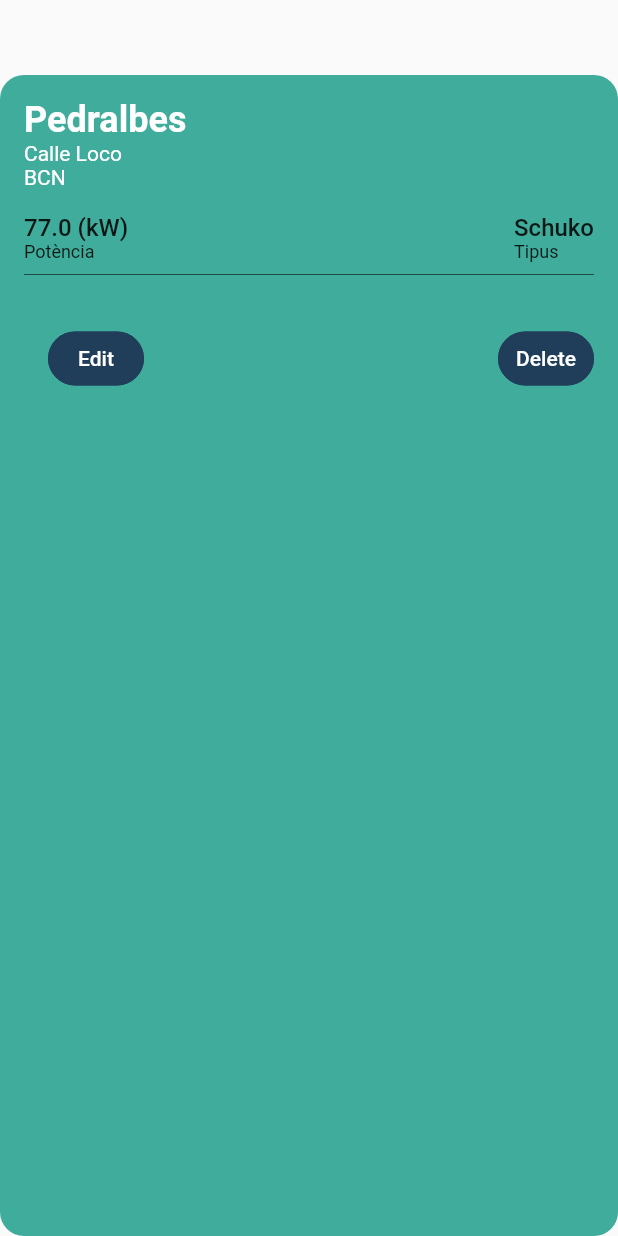
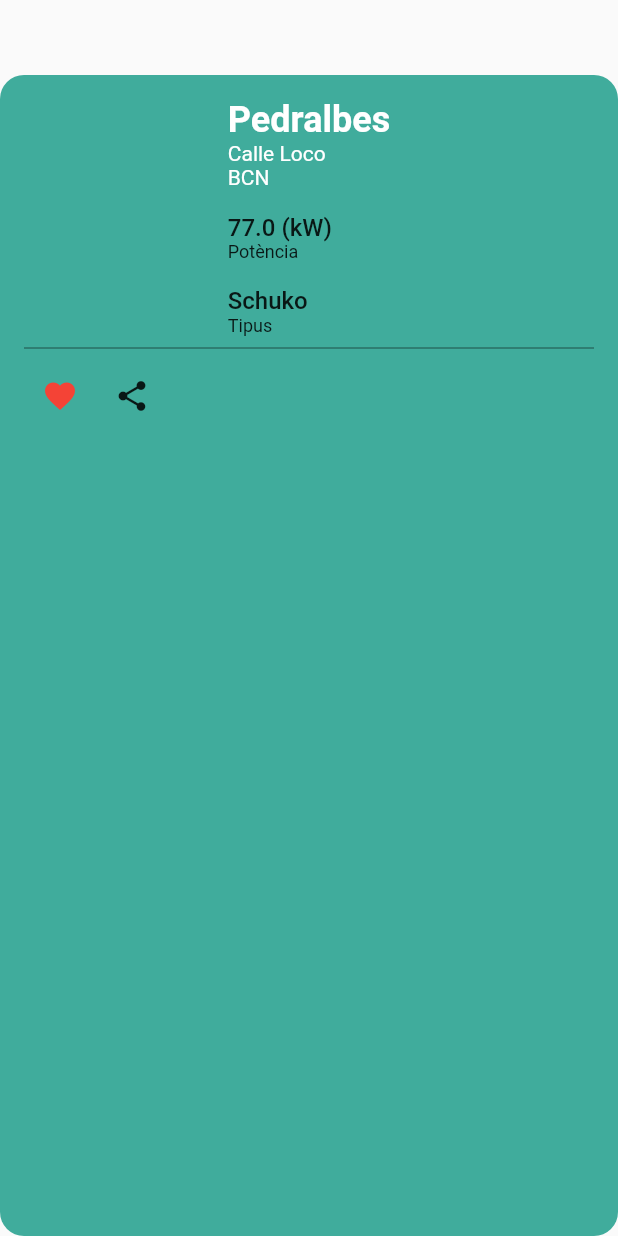
Before and after one commit to Alexandru-D6/Electrike_pes, a Flutter app: the PointDetailInformation widget shown alone on an empty page, opened directly with sample values from the repository, on a phone screen of 412 x 824 dp. Run offline on Flutter 3.47's test engine with Material 2 defaults, Android fonts, the phone set to English and light mode, and no system bars; our stand-ins replace flutter_map, latlong2; missing offline and left inert: sign_button.

Commit message:
wip charge point info (semidone)

```diff
--- a/lib/domini/charge_point.dart
+++ b/lib/domini/charge_point.dart
@@ -7,6 +7,7 @@ class ChargePoint {
   String tipus;
   double lat;
   double long;
+  bool fav;
 
   ChargePoint(
       this.nom,
@@ -17,5 +18,6 @@ class ChargePoint {
       this.tipus,
       this.lat,
       this.long,
+      this.fav,
       );
 }
--- a/lib/interficie/constants.dart
+++ b/lib/interficie/constants.dart
@@ -16,9 +16,9 @@ List<Car> carList = [
 ];
 
 List<ChargePoint> chargePointList = [
-  ChargePoint('Pedralbes', "Calle Loco", 'BCN', 0, 77.0, 'Schuko', 41.392247, 2.151061),
-  ChargePoint('Barça', "Calle D", 'BCN', 1, 22.5, 'Mennekes (Type 2)', 41.402008, 2.160465),
-  ChargePoint('Puerto', "Calle A", 'BCN', 2, 4, 'Mennekes (Type 2 sense cable)', 41.415588, 2.204216),
-  ChargePoint('Andamio', "Calle F", 'BCN',0, 10.75, 'CHAdeMO (DC)', 41.409573, 2.223974),
-  ChargePoint('FIB', "Calle V", 'BCN', 2, 54, 'CCS Combo (DC)', 41.388806, 2.111990),
+  ChargePoint('Pedralbes', "Calle Loco", 'BCN', 0, 77.0, 'Schuko', 41.392247, 2.151061, true),
+  ChargePoint('Barça', "Calle D", 'BCN', 1, 22.5, 'Mennekes (Type 2)', 41.402008, 2.160465, true),
+  ChargePoint('Puerto', "Calle A", 'BCN', 2, 4, 'Mennekes (Type 2 sense cable)', 41.415588, 2.204216, false),
+  ChargePoint('Andamio', "Calle F", 'BCN',0, 10.75, 'CHAdeMO (DC)', 41.409573, 2.223974, false),
+  ChargePoint('FIB', "Calle V", 'BCN', 2, 54, 'CCS Combo (DC)', 41.388806, 2.111990, true),
 ];
--- a/lib/interficie/widget/charge_point_detail_info.dart
+++ b/lib/interficie/widget/charge_point_detail_info.dart
@@ -29,6 +29,7 @@ class PointDetailInformation extends StatelessWidget {
           Row(
             crossAxisAlignment: CrossAxisAlignment.start,
             children: [
+              EditInfoPoint(point: point),
               const SizedBox(
                 width: 16,
               ),
@@ -41,7 +42,6 @@ class PointDetailInformation extends StatelessWidget {
                     SizedBox(
                       height: 12,
                     ),
-                    EditInfoCar(),
                   ],
                 ),
               )
@@ -53,51 +53,36 @@ class PointDetailInformation extends StatelessWidget {
   }
 }
 
-class EditInfoCar extends StatelessWidget {
-  const EditInfoCar({
+class EditInfoPoint extends StatelessWidget {
+  const EditInfoPoint({
     Key? key,
+    required this.point,
   }) : super(key: key);
+
+  final ChargePoint point;
 
   @override
   Widget build(BuildContext context) {
     return Row(
       mainAxisAlignment: MainAxisAlignment.spaceBetween,
       children: [
-        TextButton(
-          onPressed: () {},//TODO: EditInfoCar
-          style: ButtonStyle(
-              backgroundColor: MaterialStateProperty.all<Color>(const Color(0xFF203e5a)),
-              shape: MaterialStateProperty.all<RoundedRectangleBorder>(
-                  RoundedRectangleBorder(
-                      borderRadius: BorderRadius.circular(36.0),
-                      side: BorderSide(color: mCardColor)
-                  )
-              )
-          ),
-          child: const Text(
-            'Edit',
-            style: TextStyle(
-              color: Colors.white,
-            ),
-          ),
+        IconButton(
+          onPressed: () {
+            point.fav = !point.fav;
+          },
+          color: point.fav ? Colors.red : Colors.black45,
+          icon: point.fav ?
+          const Icon(
+            Icons.favorite,
+          ) : const Icon(
+            Icons.favorite_border,
+          ) ,//TODO: Add like
         ),
-        TextButton(
-          onPressed: () {},//TODO: EditInfoCar
-          style: ButtonStyle(
-              backgroundColor: MaterialStateProperty.all<Color>(const Color(0xFF203e5a)),
-              shape: MaterialStateProperty.all<RoundedRectangleBorder>(
-                  RoundedRectangleBorder(
-                      borderRadius: BorderRadius.circular(36.0),
-                      side: BorderSide(color: mCardColor)
-                  )
-              )
-          ),
-          child: const Text(
-            'Delete',
-            style: TextStyle(
-              color: Colors.white,
-            ),
-          ),
+        IconButton(
+          onPressed: () {},
+          icon: const Icon(
+            Icons.share,
+          ),//TODO: Share
         ),
       ],
     );
@@ -140,13 +125,17 @@ class PointInfo extends StatelessWidget {
         const SizedBox(
           height: 16,
         ),
-        Row(
-          mainAxisAlignment: MainAxisAlignment.spaceBetween,
+        Column(
+          mainAxisAlignment: MainAxisAlignment.start,
+          crossAxisAlignment: CrossAxisAlignment.start,
           children: [
             Attribute(
               value: point.potencia.toString() + " (kW)",
               name: 'Potència',
               textColor: Colors.black87,
+            ),
+            const SizedBox(
+              height: 16,
             ),
             Attribute(
               value: point.tipus,
--- a/lib/interficie/widget/my_map_widget.dart
+++ b/lib/interficie/widget/my_map_widget.dart
@@ -100,8 +100,7 @@ Marker buildMarker({
                 context: ctx,
                 backgroundColor: const Color(0x00000000),
                 builder: (builder){
-                  return Container(
-                    child: Stack(
+                  return Stack(
                     children: [
                       Positioned(
                         left: 24,
@@ -121,7 +120,6 @@ Marker buildMarker({
                         ),
                       ),
                     ],
-                    ),
                   );
                 });
           },
```
Lines whose indentation alone changed are shown as unchanged.
